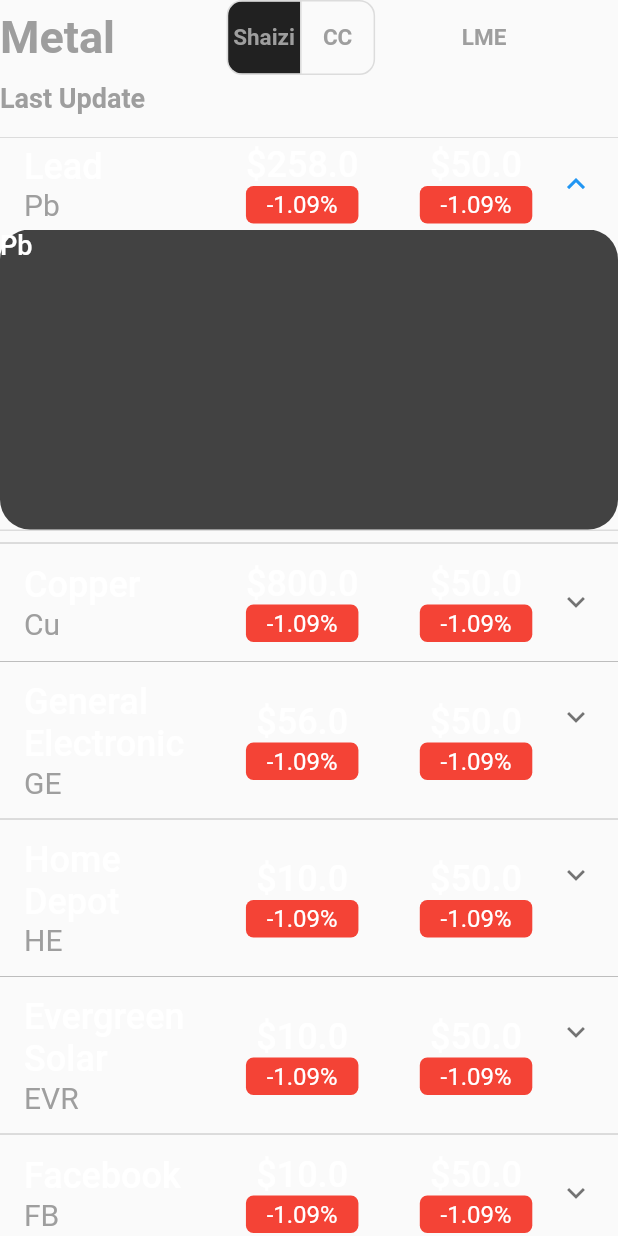
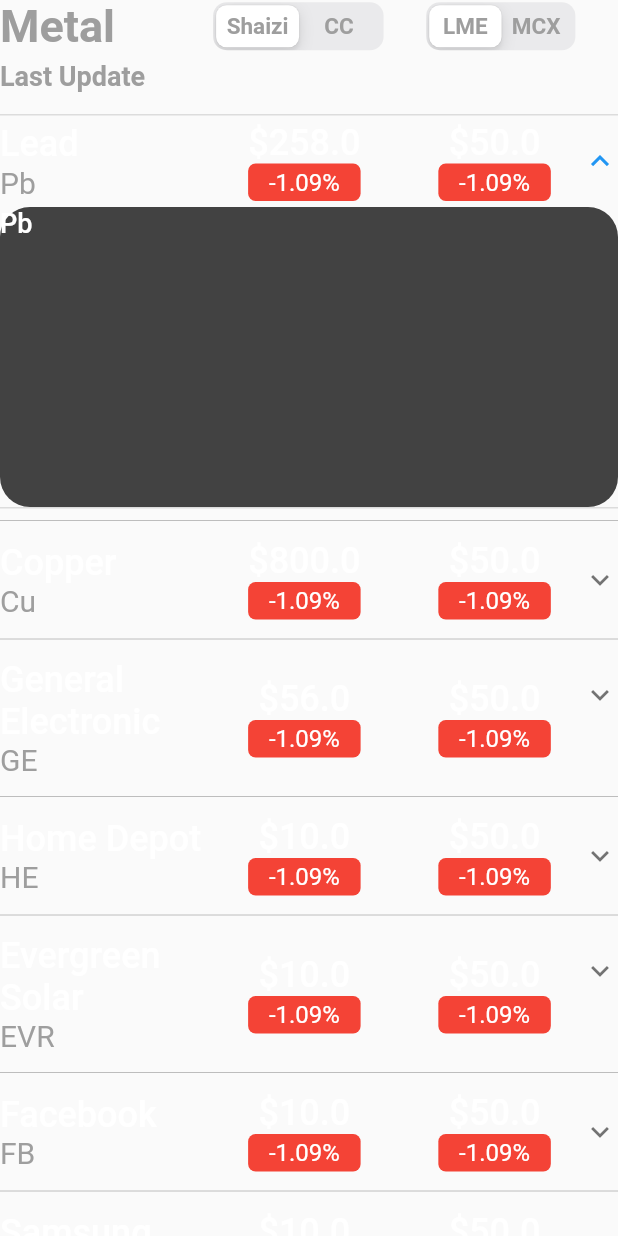
Before and after one commit to VedangAsgaonkar/metal-industry-app, a Flutter app: the StockList widget shown alone on an empty page, opened directly, after a tap on "Lead", on a phone screen of 412 x 824 dp. Run offline on Flutter 3.47's test engine with Material 2 defaults, Android fonts, the phone set to English and light mode, and no system bars.

Commit message:
Added Cupertino Style Widget and LME/MCX price

```diff
--- a/lib/models/stock.dart
+++ b/lib/models/stock.dart
@@ -1,48 +1,54 @@
+class Stock {
+  String symbol = "";
+  String metal = "";
+  double priceShaizi = 0;
+  double priceCc = 0;
+  double priceLME = 0;
+  double priceMCX = 0;
+  double priceDisplayLocal = 0;
+  double priceDisplayMain = 0;
 
-class Stock {
-
-  String symbol="";
-  String metal="";
-  double priceShaizi=0;
-  double priceCc=0;
-  double priceLME=0;
-  double priceDisplay=0;
-  int co=0;
-
-  Stock(String symbol, String metal, double priceShaizi,double priceCc, double priceLME){
-    this.symbol=symbol;
-    this.metal=metal;
-    this.priceShaizi=priceShaizi;
-    this.priceDisplay=priceShaizi;
-    this.priceCc=priceCc;
-    this.priceLME=priceLME;
-    this.co=0;
+  Stock(String symbol, String metal, double priceShaizi, double priceCc,
+      double priceLME, double priceMCX) {
+    this.symbol = symbol;
+    this.metal = metal;
+    this.priceShaizi = priceShaizi;
+    this.priceDisplayLocal = priceShaizi;
+    this.priceCc = priceCc;
+    this.priceLME = priceLME;
+    this.priceMCX = priceMCX;
+    this.priceDisplayMain = priceLME;
   }
 
   static List<Stock> getAll() {
-
     List<Stock> stocks = <Stock>[];
-    stocks.add(Stock("Lead", "Pb", 258, 100,50));
-    stocks.add(Stock("Copper","Cu", 800, 200,50));
-    stocks.add(Stock( "General Electronic", "GE", 56.00,10,50));
-    stocks.add(Stock( "Home Depot", "HE",  10, 178,50));
-    stocks.add(Stock("Evergreen Solar", "EVR",10,  9.0,50));
-    stocks.add(Stock("Facebook", "FB", 10, 200,50));
-    stocks.add(Stock("Samsung", "SAM", 10,  134,50));
-    stocks.add(Stock("Snapchat", "SNAP", 10, 45,50));
-    stocks.add(Stock("Microsoft", "MSOFT",10, 400,50));
-    stocks.add(Stock("Google", "GOOG",10, 1800,50));
+    stocks.add(Stock("Lead", "Pb", 258, 100, 50, 100));
+    stocks.add(Stock("Copper", "Cu", 800, 200, 50, 10000));
+    stocks.add(Stock("General Electronic", "GE", 56.00, 10, 50, 10000));
+    stocks.add(Stock("Home Depot", "HE", 10, 178, 50, 10000));
+    stocks.add(Stock("Evergreen Solar", "EVR", 10, 9.0, 50, 10000));
+    stocks.add(Stock("Facebook", "FB", 10, 200, 50, 10000));
+    stocks.add(Stock("Samsung", "SAM", 10, 134, 50, 10000));
+    stocks.add(Stock("Snapchat", "SNAP", 10, 45, 50, 10000));
+    stocks.add(Stock("Microsoft", "MSOFT", 10, 400, 50, 10000));
+    stocks.add(Stock("Google", "GOOG", 10, 1800, 50, 10000));
 
     return stocks;
-
   }
 
-  void priceChange(int co){
-    if(co==1){
-      priceDisplay=priceCc;
-    }else{
-      priceDisplay=priceShaizi;
+  void priceChangeLocal(int? co) {
+    if (co == 1) {
+      priceDisplayLocal = priceCc;
+    } else {
+      priceDisplayLocal = priceShaizi;
     }
   }
 
+  void priceChangeMain(int? co) {
+    if (co == 1) {
+      priceDisplayMain = priceMCX;
+    } else {
+      priceDisplayMain = priceLME;
+    }
+  }
 }
--- a/lib/widgets/stockList.dart
+++ b/lib/widgets/stockList.dart
@@ -1,4 +1,4 @@
-
+import 'package:flutter/cupertino.dart';
 import 'package:flutter/material.dart';
 import 'package:stockclone/models/stock.dart';
 
@@ -6,11 +6,13 @@ class StockList extends StatefulWidget {
   @override
   _StockListState createState() => _StockListState();
 }
-class _StockListState extends State<StockList>{
 
-  List<Stock> stocks=Stock.getAll();
-  String stockName="";
-  List<bool> isSelected=<bool>[true,false];
+class _StockListState extends State<StockList> {
+  List<Stock> stocks = Stock.getAll();
+  String stockName = "";
+  List<bool> isSelected = <bool>[true, false];
+  int? controlLocal = 0;
+  int? controlMain = 0;
 
   @override
   Widget build(BuildContext context) {
@@ -20,23 +22,24 @@ class _StockListState extends State<StockList>{
           children: <Widget>[
             Expanded(
               flex: 7,
-              child: Text("Metal",
+              child: Text(
+                "Metal",
                 style: TextStyle(
                     color: Colors.grey[500],
                     fontSize: 30,
-                    fontWeight: FontWeight.bold
-                ),
+                    fontWeight: FontWeight.bold),
               ),
             ),
             Expanded(
-              flex: 4,
+              flex: 3,
               child: SizedBox(),
             ),
             Expanded(
               flex: 8,
-              child: ToggleButtons(
-                children: <Widget>[
-                  Text("Shaizi",
+              child: CupertinoSlidingSegmentedControl(
+                children: <int, Widget>{
+                  0: Text(
+                    "Shaizi",
                     textAlign: TextAlign.center,
                     style: TextStyle(
                       color: Colors.grey[500],
@@ -44,7 +47,8 @@ class _StockListState extends State<StockList>{
                       fontWeight: FontWeight.bold,
                     ),
                   ),
-                  Text("CC",
+                  1: Text(
+                    "CC",
                     textAlign: TextAlign.center,
                     style: TextStyle(
                       color: Colors.grey[500],
@@ -52,45 +56,63 @@ class _StockListState extends State<StockList>{
                       fontWeight: FontWeight.bold,
                     ),
                   ),
-                ],
-                onPressed: (int index) {
+                },
+                onValueChanged: (int? i) {
                   setState(() {
+                    controlLocal = i;
                     for (Stock stock in stocks) {
-                      stock.priceChange(index);
-                    }
-                    for (int buttonIndex = 0; buttonIndex <
-                        isSelected.length; buttonIndex++) {
-                      if (buttonIndex == index) {
-                        isSelected[buttonIndex] = true;
-                      } else {
-                        isSelected[buttonIndex] = false;
-                      }
+                      stock.priceChangeLocal(controlLocal);
                     }
                   });
                 },
-                isSelected: isSelected,
-                fillColor: Colors.grey[900],
-                borderRadius: BorderRadius.circular(10),
+                groupValue: controlLocal,
+                //isSelected: isSelected,
+                //fillColor: Colors.grey[900],
+                //borderRadius: BorderRadius.circular(10),
               ),
             ),
+            Expanded(flex: 2, child: SizedBox(width: 30)),
             Expanded(
-                flex:2,
-                child: SizedBox(width:30)),
-            Expanded(
-              flex: 5,
-              child: Text("LME",
+              flex: 7,
+              child: CupertinoSlidingSegmentedControl(
+                children: <int, Widget>{
+                  0: Text(
+                    "LME",
                     textAlign: TextAlign.center,
                     style: TextStyle(
                       color: Colors.grey[500],
                       fontSize: 15,
-                    fontWeight: FontWeight.bold
+                      fontWeight: FontWeight.bold,
                     ),
+                  ),
+                  1: Text(
+                    "MCX",
+                    textAlign: TextAlign.center,
+                    style: TextStyle(
+                      color: Colors.grey[500],
+                      fontSize: 15,
+                      fontWeight: FontWeight.bold,
+                    ),
+                  ),
+                },
+                onValueChanged: (int? i) {
+                  setState(() {
+                    controlMain = i;
+                    for (Stock stock in stocks) {
+                      stock.priceChangeMain(controlMain);
+                    }
+                  });
+                },
+                groupValue: controlMain,
+                //isSelected: isSelected,
+                //fillColor: Colors.grey[900],
+                //borderRadius: BorderRadius.circular(10),
               ),
             ),
             Expanded(
-                flex:4,
-                child:SizedBox(),
-            ),
+              flex: 2,
+              child: SizedBox(),
+            )
           ],
         ),
         SizedBox(
@@ -98,12 +120,12 @@ class _StockListState extends State<StockList>{
         ),
         Row(
           children: <Widget>[
-            Text("Last Update",
+            Text(
+              "Last Update",
               style: TextStyle(
                   color: Colors.grey[500],
                   fontSize: 18,
-                  fontWeight: FontWeight.bold
-              ),
+                  fontWeight: FontWeight.bold),
             ),
           ],
         ),
@@ -111,96 +133,113 @@ class _StockListState extends State<StockList>{
           height: 15.0,
         ),
         Expanded(
-          flex:1,
+          flex: 1,
           child: ListView.separated(
               scrollDirection: Axis.vertical,
-              shrinkWrap:true,
-              physics: BouncingScrollPhysics(parent:AlwaysScrollableScrollPhysics()),
+              shrinkWrap: true,
+              physics: BouncingScrollPhysics(
+                  parent: AlwaysScrollableScrollPhysics()),
               separatorBuilder: (context, index) {
                 return Divider(color: Colors.grey[400]);
               },
               itemCount: this.stocks.length,
               itemBuilder: (context, index) {
-
                 Stock stock = this.stocks[index];
 
-              return ExpansionTile(
+                return ListTileTheme(
+                  contentPadding: EdgeInsets.all(0),
+                  child: ExpansionTile(
                     children: <Widget>[
                       Column(
-                    children: _buildExpandableContent(stock,context,stockName),
+                        children:
+                            _buildExpandableContent(stock, context, stockName),
                       )
                     ],
                     title: Row(
                       children: <Widget>[
                         Expanded(
-                      flex:8,
+                          flex: 8,
                           child: Column(
                             crossAxisAlignment: CrossAxisAlignment.start,
                             children: <Widget>[
-                          Text("${stock.symbol}", style: TextStyle(color: Colors.white, fontSize: 24, fontWeight: FontWeight.w500)),
-                          Text("${stock.metal}",style: TextStyle(color: Colors.grey[500], fontSize: 20))
+                              Text(
+                                "${stock.symbol}",
+                                style: TextStyle(
+                                    color: Colors.white,
+                                    fontSize: 24,
+                                    fontWeight: FontWeight.w500),
+                              ),
+                              Text("${stock.metal}",
+                                  style: TextStyle(
+                                      color: Colors.grey[500], fontSize: 20))
                             ],
                           ),
                         ),
                         Expanded(
-                      flex:1,
+                          flex: 1,
                           child: SizedBox(),
                         ),
                         Expanded(
-                      flex:6,
+                          flex: 6,
                           child: Column(
                             children: <Widget>[
-                          Text("\$${stock.priceDisplay}", style: TextStyle(color: Colors.white, fontSize: 24, fontWeight: FontWeight.w500)),
+                              Text("\$${stock.priceDisplayLocal}",
+                                  style: TextStyle(
+                                      color: Colors.white,
+                                      fontSize: 24,
+                                      fontWeight: FontWeight.w500)),
                               Container(
                                   alignment: Alignment.center,
                                   decoration: BoxDecoration(
                                       borderRadius: BorderRadius.circular(5),
-                                  color: Colors.red
-                              ),
+                                      color: Colors.red),
                                   width: 75,
                                   height: 25,
-                              child: Text("-1.09%",style: TextStyle(color: Colors.white))
-                          )
+                                  child: Text("-1.09%",
+                                      style: TextStyle(color: Colors.white)))
                             ],
                           ),
                         ),
                         Expanded(
-                      flex:2,
+                          flex: 2,
                           child: SizedBox(),
                         ),
                         Expanded(
-                      flex:5,
+                          flex: 5,
                           child: Column(
                             children: <Widget>[
-                          Text("\$${stock.priceLME}", style: TextStyle(color: Colors.white, fontSize: 24, fontWeight: FontWeight.w500)),
+                              Text("\$${stock.priceDisplayMain}",
+                                  style: TextStyle(
+                                      color: Colors.white,
+                                      fontSize: 24,
+                                      fontWeight: FontWeight.w500)),
                               Container(
                                   alignment: Alignment.center,
                                   decoration: BoxDecoration(
                                       borderRadius: BorderRadius.circular(5),
-                                  color: Colors.red
-                              ),
+                                      color: Colors.red),
                                   width: 75,
                                   height: 25,
-                              child: Text("-1.09%",style: TextStyle(color: Colors.white))
-                            )
+                                  child: Text("-1.09%",
+                                      style: TextStyle(color: Colors.white)))
                             ],
                           ),
                         ),
                       ],
                     ),
+                  ),
                 );
-            }
-          ),
+              }),
         ),
       ],
     );
   }
-  _buildExpandableContent(Stock stock, BuildContext context, String stockName)
-  {
-    List<Widget> widgets= <Widget>[];
+
+  _buildExpandableContent(Stock stock, BuildContext context, String stockName) {
+    List<Widget> widgets = <Widget>[];
     widgets.add(
       GestureDetector(
-        onTap:(){
+        onTap: () {
           stockName = stock.metal;
           Scaffold.of(context).openEndDrawer();
         },
@@ -211,14 +250,14 @@ class _StockListState extends State<StockList>{
             color: Colors.grey[800],
             borderRadius: BorderRadius.all((Radius.circular(20.0))),
           ),
-          child: Text(
-              stock.metal,
-              style:TextStyle(color: Colors.white, fontSize: 18, fontWeight: FontWeight.w500)
-          ),
+          child: Text(stock.metal,
+              style: TextStyle(
+                  color: Colors.white,
+                  fontSize: 18,
+                  fontWeight: FontWeight.w500)),
         ),
       ),
     );
     return widgets;
-
   }
 }
```
Lines whose indentation alone changed are shown as unchanged.
